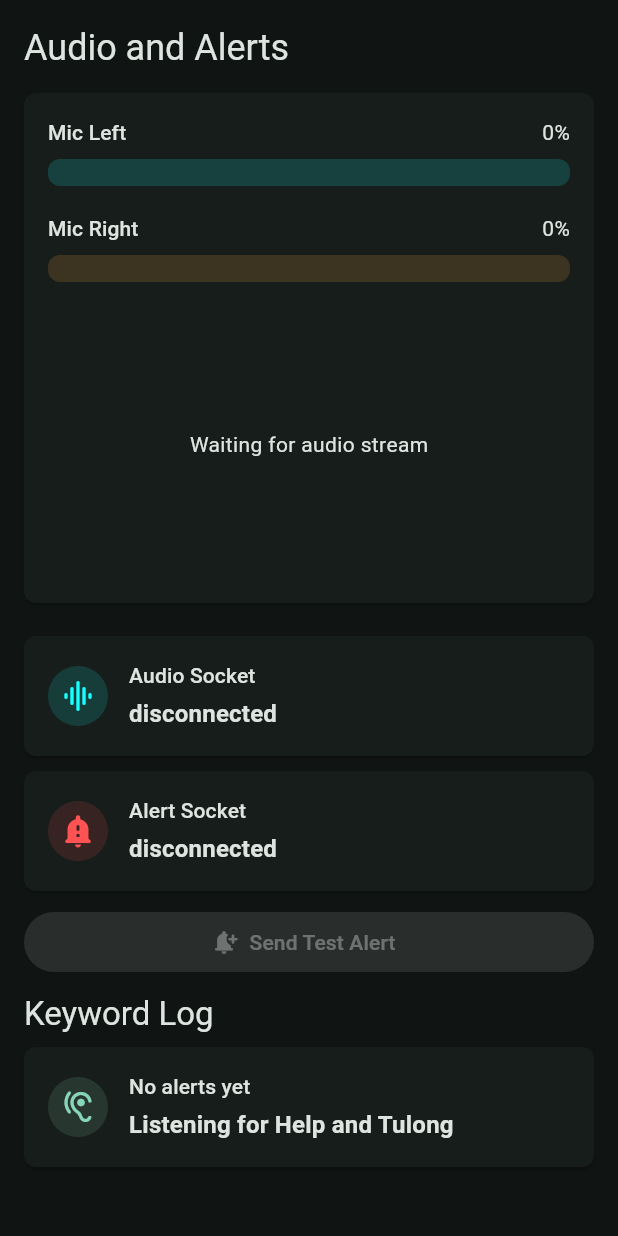
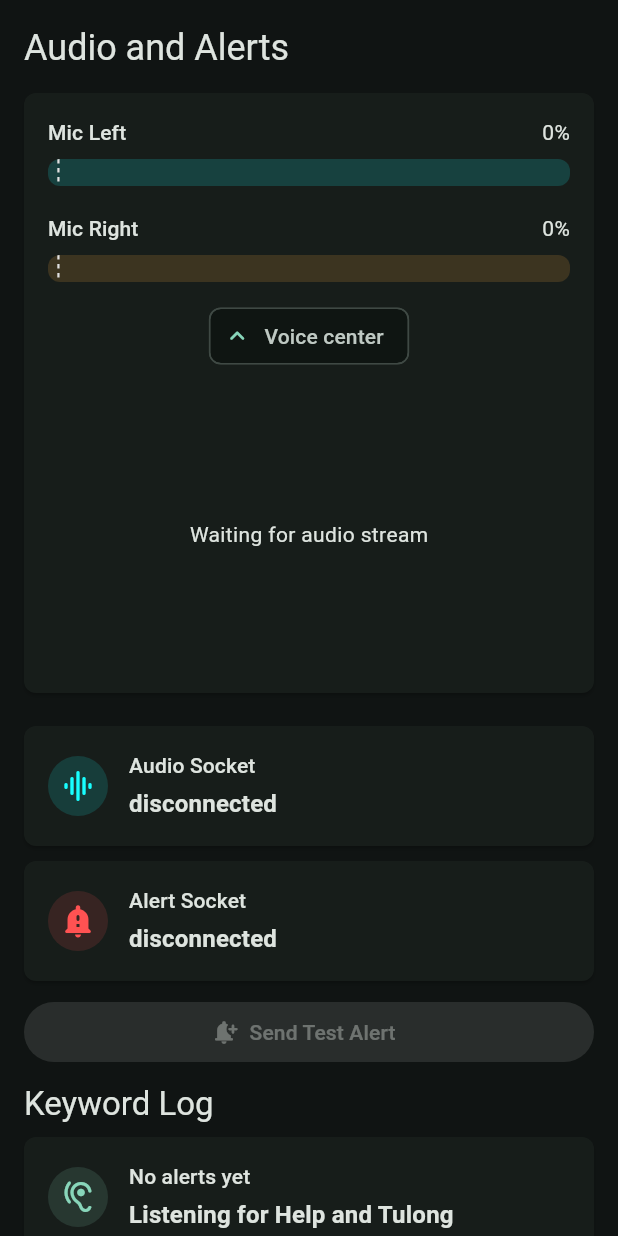
Before and after one commit to kupalmananalsal-hub/Project_Pi, a Flutter app: the AudioAlertsScreen widget shown alone on an empty page, opened directly, on a phone screen of 412 x 824 dp. Run offline on Flutter 3.47's test engine with Material 3 defaults, Android fonts, the phone set to English and light mode, and no system bars; our stand-ins replace dio, fl_chart, flutter_colorpicker, flutter_local_notifications, flutter_riverpod, just_audio and 2 more; missing offline and left inert: audio_session, gal; accounts and stored records are empty; network calls fail.

Commit message:
Add thermal human gating and audio direction features

```diff
--- a/lib/models/alert_event.dart
+++ b/lib/models/alert_event.dart
@@ -5,12 +5,16 @@ class AlertEvent {
     required this.keyword,
     required this.confidence,
     required this.timestamp,
+    this.direction = 'center',
+    this.source,
     this.event = 'keyword_detected',
   });
 
   final String event;
   final String keyword;
   final double confidence;
+  final String direction;
+  final String? source;
   final DateTime timestamp;
 
   factory AlertEvent.fromMessage(dynamic message) {
@@ -20,6 +24,8 @@ class AlertEvent {
         event: decoded['event']?.toString() ?? 'keyword_detected',
         keyword: decoded['keyword']?.toString() ?? 'unknown',
         confidence: _asDouble(decoded['confidence']),
+        direction: _normalizeDirection(decoded['direction']),
+        source: decoded['source']?.toString(),
         timestamp:
             DateTime.tryParse(decoded['timestamp']?.toString() ?? '') ??
             DateTime.now(),
@@ -29,8 +35,47 @@ class AlertEvent {
   }
 
   bool get isEmergencyKeyword {
-    final normalized = keyword.trim().toLowerCase();
-    return normalized == 'help' || normalized == 'tulong';
+    return isHelpKeyword || isTulongKeyword;
+  }
+
+  bool get isHelpKeyword => _keywordWords.contains('help');
+
+  bool get isTulongKeyword => _keywordWords.contains('tulong');
+
+  String get displayKeyword {
+    if (isHelpKeyword) {
+      return 'HELP';
+    }
+    if (isTulongKeyword) {
+      return 'TULONG';
+    }
+    final trimmed = keyword.trim();
+    return trimmed.isEmpty ? 'UNKNOWN' : trimmed.toUpperCase();
+  }
+
+  String get directionLabel {
+    switch (direction) {
+      case 'left':
+        return 'LEFT';
+      case 'right':
+        return 'RIGHT';
+      default:
+        return 'CENTER';
+    }
+  }
+
+  String get emergencyTitle =>
+      isEmergencyKeyword ? '$displayKeyword detected' : 'Keyword detected';
+
+  Set<String> get _keywordWords {
+    final normalized = keyword.trim().toLowerCase().replaceAll(
+      RegExp(r'[^a-z0-9]+'),
+      ' ',
+    );
+    return normalized
+        .split(RegExp(r'\s+'))
+        .where((word) => word.isNotEmpty)
+        .toSet();
   }
 
   static double _asDouble(dynamic value) {
@@ -42,4 +87,12 @@ class AlertEvent {
     }
     return 0;
   }
+
+  static String _normalizeDirection(dynamic value) {
+    final normalized = value?.toString().trim().toLowerCase();
+    if (normalized == 'left' || normalized == 'right') {
+      return normalized!;
+    }
+    return 'center';
+  }
 }
--- a/lib/models/audio_frame.dart
+++ b/lib/models/audio_frame.dart
@@ -5,10 +5,12 @@ class AudioFrame {
     required this.leftRms,
     required this.rightRms,
     required this.timestamp,
+    this.direction = 'center',
   });
 
   final double leftRms;
   final double rightRms;
+  final String direction;
   final DateTime timestamp;
 
   factory AudioFrame.fromMessage(dynamic message) {
@@ -22,6 +24,7 @@ class AudioFrame {
         return AudioFrame(
           leftRms: _asDouble(rms[0]),
           rightRms: _asDouble(rms[1]),
+          direction: _normalizeDirection(decoded['direction']),
           timestamp: timestamp,
         );
       }
@@ -32,6 +35,7 @@ class AudioFrame {
         rightRms: _asDouble(
           decoded['right'] ?? decoded['mic2'] ?? decoded['ch1'] ?? decoded['r'],
         ),
+        direction: _normalizeDirection(decoded['direction']),
         timestamp: timestamp,
       );
     }
@@ -58,4 +62,12 @@ class AudioFrame {
     }
     return (value / 100).clamp(0.0, 1.0);
   }
+
+  static String _normalizeDirection(dynamic value) {
+    final normalized = value?.toString().trim().toLowerCase();
+    if (normalized == 'left' || normalized == 'right') {
+      return normalized!;
+    }
+    return 'center';
+  }
 }
--- a/lib/screens/app_shell.dart
+++ b/lib/screens/app_shell.dart
@@ -31,6 +31,9 @@ class _AppShellState extends ConsumerState<AppShell> {
   Widget build(BuildContext context) {
     final activeAlert = ref.watch(
       alertsProvider.select((state) => state.activeAlert),
+    );
+    final activeAlertHumanDetected = ref.watch(
+      alertsProvider.select((state) => state.activeAlertHumanDetected),
     );
 
     return Stack(
@@ -70,6 +73,7 @@ class _AppShellState extends ConsumerState<AppShell> {
         if (activeAlert != null)
           AlertOverlay(
             event: activeAlert,
+            humanDetected: activeAlertHumanDetected,
             onDismiss: () {
               ref.read(alertsProvider.notifier).dismissActiveAlert();
             },
--- a/lib/screens/audio_alerts_screen.dart
+++ b/lib/screens/audio_alerts_screen.dart
@@ -42,6 +42,8 @@ class AudioAlertsScreen extends ConsumerWidget {
                   value: latest?.normalizedRight ?? 0,
                   color: Colors.orangeAccent,
                 ),
+                const SizedBox(height: 12),
+                DirectionIndicator(direction: latest?.direction ?? 'center'),
                 const SizedBox(height: 18),
                 SizedBox(
                   height: 180,
@@ -108,8 +110,11 @@ class AudioAlertsScreen extends ConsumerWidget {
                       : Icons.record_voice_over_rounded,
                   color: event.isEmergencyKeyword ? Colors.redAccent : null,
                 ),
-                title: Text(event.keyword.toUpperCase()),
-                subtitle: Text(_formatTimestamp(event.timestamp)),
+                title: Text(event.displayKeyword),
+                subtitle: Text(
+                  '${_formatTimestamp(event.timestamp)} - '
+                  'voice ${event.directionLabel.toLowerCase()}',
+                ),
                 trailing: Text('${(event.confidence * 100).round()}%'),
               ),
             ),
--- a/lib/widgets/audio_meter.dart
+++ b/lib/widgets/audio_meter.dart
@@ -3,28 +3,53 @@ import 'package:flutter/material.dart';
 
 import '../models/audio_frame.dart';
 
-class AudioMeter extends StatelessWidget {
+class AudioMeter extends StatefulWidget {
   const AudioMeter({
     super.key,
     required this.label,
     required this.value,
     required this.color,
+    this.noiseFloor = 0.02,
   });
 
   final String label;
   final double value;
   final Color color;
+  final double noiseFloor;
+
+  @override
+  State<AudioMeter> createState() => _AudioMeterState();
+}
+
+class _AudioMeterState extends State<AudioMeter> {
+  double _smoothed = 0;
+
+  @override
+  void initState() {
+    super.initState();
+    _smoothed = widget.value.clamp(0.0, 1.0);
+  }
+
+  @override
+  void didUpdateWidget(covariant AudioMeter oldWidget) {
+    super.didUpdateWidget(oldWidget);
+    final current = widget.value.clamp(0.0, 1.0);
+    _smoothed = (current * 0.3) + (_smoothed * 0.7);
+  }
 
   @override
   Widget build(BuildContext context) {
-    final percent = value.clamp(0.0, 1.0);
+    final percent = _smoothed.clamp(0.0, 1.0);
     return Column(
       crossAxisAlignment: CrossAxisAlignment.start,
       children: [
         Row(
           children: [
             Expanded(
-              child: Text(label, style: Theme.of(context).textTheme.labelLarge),
+              child: Text(
+                widget.label,
+                style: Theme.of(context).textTheme.labelLarge,
+              ),
             ),
             Text('${(percent * 100).round()}%'),
           ],
@@ -32,15 +57,77 @@ class AudioMeter extends StatelessWidget {
         const SizedBox(height: 8),
         ClipRRect(
           borderRadius: BorderRadius.circular(8),
-          child: LinearProgressIndicator(
-            value: percent,
-            minHeight: 18,
-            color: color,
-            backgroundColor: color.withValues(alpha: 0.16),
+          child: SizedBox(
+            height: 18,
+            child: Stack(
+              fit: StackFit.expand,
+              children: [
+                LinearProgressIndicator(
+                  value: percent,
+                  minHeight: 18,
+                  color: widget.color,
+                  backgroundColor: widget.color.withValues(alpha: 0.16),
+                ),
+                CustomPaint(
+                  painter: _NoiseFloorPainter(
+                    position: widget.noiseFloor.clamp(0.0, 1.0),
+                    color: Colors.grey.shade300,
+                  ),
+                ),
+              ],
+            ),
           ),
         ),
       ],
     );
+  }
+}
+
+class _NoiseFloorPainter extends CustomPainter {
+  const _NoiseFloorPainter({required this.position, required this.color});
+
+  final double position;
+  final Color color;
+
+  @override
+  void paint(Canvas canvas, Size size) {
+    final x = size.width * position;
+    final paint = Paint()
+      ..color = color
+      ..strokeWidth = 1.5;
+    var y = 0.0;
+    while (y < size.height) {
+      canvas.drawLine(Offset(x, y), Offset(x, y + 3), paint);
+      y += 6;
+    }
+  }
+
+  @override
+  bool shouldRepaint(covariant _NoiseFloorPainter oldDelegate) {
+    return oldDelegate.position != position || oldDelegate.color != color;
+  }
+}
+
+class DirectionIndicator extends StatelessWidget {
+  const DirectionIndicator({super.key, required this.direction});
+
+  final String direction;
+
+  @override
+  Widget build(BuildContext context) {
+    final normalized = direction.toLowerCase();
+    final icon = switch (normalized) {
+      'left' => Icons.keyboard_arrow_left_rounded,
+      'right' => Icons.keyboard_arrow_right_rounded,
+      _ => Icons.keyboard_arrow_up_rounded,
+    };
+    final label = switch (normalized) {
+      'left' => 'Voice left',
+      'right' => 'Voice right',
+      _ => 'Voice center',
+    };
+
+    return Chip(avatar: Icon(icon, size: 20), label: Text(label));
   }
 }
 
```
Also changed, not shown: lib/models/thermal_frame.dart (+24 -0 lines), lib/providers/alerts_provider.dart (+15 -3 lines), lib/providers/thermal_provider.dart (+32 -1 lines), lib/screens/thermal_camera_screen.dart (+38 -10 lines), lib/services/alert_runtime_service.dart (+20 -6 lines), lib/utils/human_detector.dart (added, +153 -0 lines), lib/widgets/alert_overlay.dart (+49 -3 lines), 6 other files.
